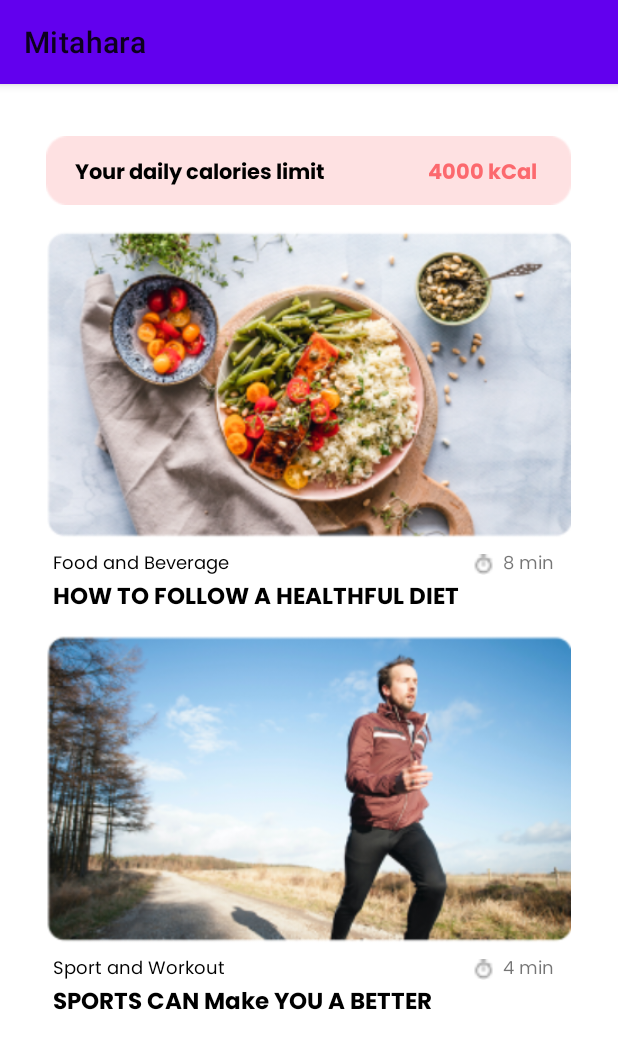
After one commit to fadhlimulyana20/Mitahara, an Android app: the HomePage screen opened directly, with no data from a screen before it, on a phone screen of 412 x 824 dp. The commit adds this screen. Shown: the top 1049 px of the screen. Run offline under Robolectric (Android 15) with nearby library versions, the phone set to English and light mode, and no system bars.

Commit message:
Add Home Page dan beberapa penyesuaian
Notes:
- Tambahkan Navbar!
- Intent back button artikel
- isi konten artikel dengan artikel yang asli

```diff
--- a/app/src/main/AndroidManifest.xml
+++ b/app/src/main/AndroidManifest.xml
@@ -9,7 +9,8 @@
         android:roundIcon="@mipmap/ic_launcher_round"
         android:supportsRtl="true"
         android:theme="@style/Theme.Mitahara">
-        <activity android:name=".home_article_1"></activity>
+        <activity android:name=".HomePage"></activity>
+        <activity android:name=".home_article_1" />
         <activity android:name=".SplashActivity">
             <intent-filter>
                 <action android:name="android.intent.action.MAIN" />
@@ -23,7 +24,7 @@
         <activity
             android:name=".ui.login.signin"
             android:label="@string/title_activity_signin" />
-        <activity android:name=".MainActivity"></activity>
+        <activity android:name=".MainActivity" />
 
         <meta-data
             android:name="preloaded_fonts"
--- /dev/null
+++ b/app/src/main/java/com/kelompok5/mitahara/HomePage.kt
@@ -0,0 +1,11 @@
+package com.kelompok5.mitahara
+
+import androidx.appcompat.app.AppCompatActivity
+import android.os.Bundle
+
+class HomePage : AppCompatActivity() {
+    override fun onCreate(savedInstanceState: Bundle?) {
+        super.onCreate(savedInstanceState)
+        setContentView(R.layout.activity_home_page)
+    }
+}
--- a/app/src/main/res/layout/activity_home_article_1.xml
+++ b/app/src/main/res/layout/activity_home_article_1.xml
@@ -12,7 +12,9 @@
         android:layout_height="250dp"
         android:layout_marginTop="-2sp"
         android:layout_gravity="center_horizontal"
-        app:srcCompat="@drawable/home_article_1" />
+        app:srcCompat="@drawable/home_article_1"
+        android:contentDescription="@string/art1_SubTitle"
+        />
 
     <TextView
         android:id="@+id/art1_text1"
@@ -59,7 +61,8 @@
         app:srcCompat="@drawable/account_circle"
         android:layout_gravity="center_horizontal"
         android:layout_marginTop="215sp"
-        android:layout_marginRight="40sp"
+        android:layout_marginEnd="40sp"
+        android:contentDescription="@string/art1_title"
         />
 
     <TextView
@@ -71,7 +74,7 @@
         android:fontFamily="@font/poppins"
         android:text="@string/art1_author"
         android:textColor="@color/white"
-        android:layout_marginLeft="8sp"
+        android:layout_marginStart="8sp"
         android:textSize="10sp"
         />
 
@@ -79,15 +82,38 @@
         android:id="@+id/art1_option"
         android:layout_width="30dp"
         android:layout_height="30dp"
-        android:layout_marginLeft="370sp"
+        android:layout_marginStart="370sp"
         android:layout_marginTop="17sp"
-        app:srcCompat="@drawable/ellypsis_vertical" />
+        app:srcCompat="@drawable/ellypsis_vertical"
+        android:contentDescription="@string/art1_title"
+        />
 
     <VideoView
         android:id="@+id/videoView"
         android:layout_width="320dp"
         android:layout_height="180dp"
         android:layout_gravity="center"
-        android:layout_marginTop="110sp"
+        android:layout_marginTop="115sp"
+        />
+
+    <ImageView
+        android:id="@+id/backButton"
+        android:layout_width="30dp"
+        android:layout_height="30dp"
+        app:srcCompat="@drawable/back_button"
+        android:layout_marginStart="15sp"
+        android:layout_marginTop="17sp"
+        android:contentDescription="@string/art1_title"
+        />
+
+    <TextView
+        android:id="@+id/textView"
+        android:layout_width="wrap_content"
+        android:layout_height="wrap_content"
+        android:text="@string/homepage"
+        android:layout_marginStart="50sp"
+        android:layout_marginTop="21sp"
+        android:textColor="@color/white"
+        android:fontFamily="@font/poppins_medium"
         />
 </FrameLayout>
--- /dev/null
+++ b/app/src/main/res/layout/activity_home_page.xml
@@ -0,0 +1,151 @@
+<?xml version="1.0" encoding="utf-8"?>
+<FrameLayout xmlns:android="http://schemas.android.com/apk/res/android"
+    xmlns:app="http://schemas.android.com/apk/res-auto"
+    xmlns:tools="http://schemas.android.com/tools"
+    android:layout_width="match_parent"
+    android:layout_height="match_parent"
+    tools:context=".HomePage">
+
+
+    <ImageView
+        android:id="@+id/dailycaloriesbox"
+        android:layout_width="350dp"
+        android:layout_height="75dp"
+        android:layout_gravity="center_horizontal"
+        android:layout_marginTop="20sp"
+        android:contentDescription="@string/homepage"
+        app:srcCompat="@drawable/dailycaloriesbox"
+        />
+
+    <TextView
+        android:id="@+id/dailycaloriesprefix"
+        android:layout_width="wrap_content"
+        android:layout_height="wrap_content"
+        android:layout_marginTop="47sp"
+        android:layout_marginStart="50sp"
+        android:text="@string/dailycaloriesprefix"
+        android:fontFamily="@font/poppins_bold"
+        android:textColor="@color/black"
+        />
+    <TextView
+        android:id="@+id/dailycaloriesvalue"
+        android:layout_width="wrap_content"
+        android:layout_height="wrap_content"
+        android:layout_marginTop="47sp"
+        android:layout_marginStart="285sp"
+        android:text="@string/dailycaloriesvalue"
+        android:fontFamily="@font/poppins_bold"
+        android:textColor="#FC696E "
+        />
+
+    <ImageView
+        android:id="@+id/imgThumb1"
+        android:layout_width="350dp"
+        android:layout_height="221dp"
+        app:srcCompat="@drawable/home_thumb1"
+        android:layout_gravity="center_horizontal"
+        android:layout_marginTop="90sp"
+        android:contentDescription="@string/homepage"
+        />
+
+    <TextView
+        android:id="@+id/subTitleThumb1"
+        android:layout_width="wrap_content"
+        android:layout_height="wrap_content"
+        android:text="@string/art1_SubTitle"
+        android:fontFamily="@font/poppins"
+        android:layout_marginTop="310sp"
+        android:layout_marginStart="35sp"
+        android:textColor="@color/black"
+        android:textSize="12sp"
+        />
+
+    <TextView
+        android:id="@+id/titleThumb1"
+        android:layout_width="wrap_content"
+        android:layout_height="wrap_content"
+        android:text="@string/art1_title"
+        android:fontFamily="@font/poppins_bold"
+        android:layout_marginTop="329sp"
+        android:layout_marginStart="35sp"
+        android:textColor="@color/black"
+        android:textSize="15sp"
+        />
+
+    <TextView
+        android:id="@+id/timeThumb1"
+        android:layout_width="wrap_content"
+        android:layout_height="wrap_content"
+        android:text="@string/timeThumb1"
+        android:fontFamily="@font/poppins"
+        android:layout_marginTop="310sp"
+        android:layout_marginStart="335sp"
+        android:textSize="12sp"
+        />
+
+    <ImageView
+        android:id="@+id/timericon1"
+        android:layout_width="14dp"
+        android:layout_height="14dp"
+        android:layout_marginStart="315sp"
+        android:layout_marginTop="313sp"
+        android:contentDescription="@string/timeThumb1"
+        app:srcCompat="@drawable/timer" />
+
+    <ImageView
+        android:id="@+id/imgThumb2"
+        android:layout_width="350dp"
+        android:layout_height="221dp"
+        app:srcCompat="@drawable/home_thumb2"
+        android:layout_gravity="center_horizontal"
+        android:layout_marginTop="360sp"
+        android:contentDescription="@string/homepage"
+        />
+
+    <TextView
+        android:id="@+id/subTitleThumb2"
+        android:layout_width="wrap_content"
+        android:layout_height="wrap_content"
+        android:text="@string/art2_SubTitle"
+        android:fontFamily="@font/poppins"
+        android:layout_marginTop="580sp"
+        android:layout_marginStart="35sp"
+        android:textColor="@color/black"
+        android:textSize="12sp"
+        />
+
+    <TextView
+        android:id="@+id/titleThumb2"
+        android:layout_width="wrap_content"
+        android:layout_height="wrap_content"
+        android:text="@string/art2_title"
+        android:fontFamily="@font/poppins_bold"
+        android:layout_marginTop="599sp"
+        android:layout_marginStart="35sp"
+        android:textColor="@color/black"
+        android:textSize="15sp"
+        />
+
+    <TextView
+        android:id="@+id/timeThumb2"
+        android:layout_width="wrap_content"
+        android:layout_height="wrap_content"
+        android:text="@string/timeThumb2"
+        android:fontFamily="@font/poppins"
+        android:layout_marginTop="580sp"
+        android:layout_marginStart="335sp"
+        android:textSize="12sp"
+        />
+
+    <ImageView
+        android:id="@+id/timericon2"
+        android:layout_width="14dp"
+        android:layout_height="14dp"
+        android:layout_marginStart="315sp"
+        android:layout_marginTop="583sp"
+        android:contentDescription="@string/timeThumb2"
+        app:srcCompat="@drawable/timer" />
+
+
+
+</FrameLayout>
--- a/app/src/main/res/values/strings.xml
+++ b/app/src/main/res/values/strings.xml
@@ -29,7 +29,23 @@
         <br>often think of “a diet” as a specific weight loss plan, but</br>
         <br>diet simply refers to the types and amounts of food a</br>
         <br>person eats.</br></string>
+
+    <!-- Article 1 -->
     <string name="art1_title">HOW TO FOLLOW A HEALTHFUL DIET</string>
     <string name="art1_SubTitle">Food and Beverage</string>
     <string name="art1_author">Luthfiana Arifah</string>
+    <string name="homepage">Home</string>
+    <string name="timeThumb1">8 min</string>
+
+    <!-- Article 2 -->
+    <string name="art2_title">SPORTS CAN Make YOU A BETTER</string>
+    <string name="art2_SubTitle">Sport and Workout</string>
+    <string name="timeThumb2">4 min</string>
+
+
+    <!-- DAILY CALORIES BOX -->
+    <!-- TODO: HUBUNGKAN KUANTITAS DAILY KALORI LEWAT DATA YANG DIINPUT USER SAAT REGISTER -->
+    <string name="dailycaloriesprefix">Your daily calories limit</string>
+    <string name="dailycaloriesvalue">4000 kCal</string>
+
 </resources>
```
Also changed, not shown: app/src/main/res/drawable/back_button.png (added), app/src/main/res/drawable/dailycaloriesbox.png (added), app/src/main/res/drawable/home_thumb1.png (added), app/src/main/res/drawable/home_thumb2.png (added), app/src/main/res/drawable/timer.png (added), gradle/wrapper/gradle-wrapper.properties.
